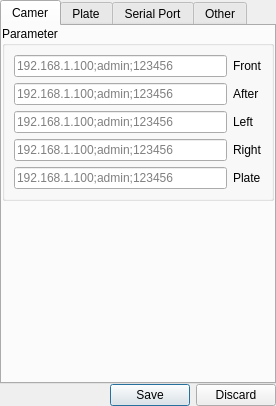
Above: MainUI/channelsettingwidget.ui from 519984307/Container_20191221 before the change. Below: the same form after it.
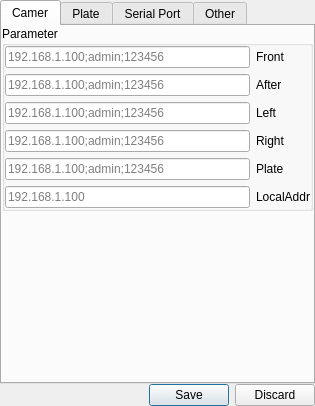
That is the form after the change. The open tabs and pages were chosen to show the change.

```diff
--- a/MainUI/channelsettingwidget.ui
+++ b/MainUI/channelsettingwidget.ui
@@ -6,7 +6,7 @@
    <rect>
     <x>0</x>
     <y>0</y>
-    <width>276</width>
+    <width>315</width>
     <height>406</height>
    </rect>
   </property>
@@ -51,7 +51,7 @@
       <attribute name="title">
        <string>Camer</string>
       </attribute>
-      <layout class="QGridLayout" name="gridLayout_3">
+      <layout class="QGridLayout" name="gridLayout_2">
        <property name="leftMargin">
         <number>0</number>
        </property>
@@ -72,9 +72,21 @@
          <property name="title">
           <string>Parameter</string>
          </property>
-         <layout class="QGridLayout" name="gridLayout_2">
+         <layout class="QGridLayout" name="gridLayout_3">
+          <property name="leftMargin">
+           <number>0</number>
+          </property>
+          <property name="topMargin">
+           <number>0</number>
+          </property>
+          <property name="rightMargin">
+           <number>0</number>
+          </property>
+          <property name="bottomMargin">
+           <number>0</number>
+          </property>
           <item row="0" column="0">
-           <layout class="QVBoxLayout" name="verticalLayout_3">
+           <layout class="QVBoxLayout" name="verticalLayout">
             <item>
              <widget class="QLineEdit" name="FrontCamer">
               <property name="whatsThis">
@@ -113,10 +125,17 @@
               </property>
              </widget>
             </item>
+            <item>
+             <widget class="QLineEdit" name="Local_Addr">
+              <property name="placeholderText">
+               <string>192.168.1.100</string>
+              </property>
+             </widget>
+            </item>
            </layout>
           </item>
           <item row="0" column="1">
-           <layout class="QVBoxLayout" name="verticalLayout_4">
+           <layout class="QVBoxLayout" name="verticalLayout_2">
             <item>
              <widget class="QLabel" name="label_67">
               <property name="sizePolicy">
@@ -158,6 +177,13 @@
               </property>
              </widget>
             </item>
+            <item>
+             <widget class="QLabel" name="label_72">
+              <property name="text">
+               <string>LocalAddr</string>
+              </property>
+             </widget>
+            </item>
            </layout>
           </item>
          </layout>
```
Left out of the diff: 2 changed lines with no effect on the pictures.
